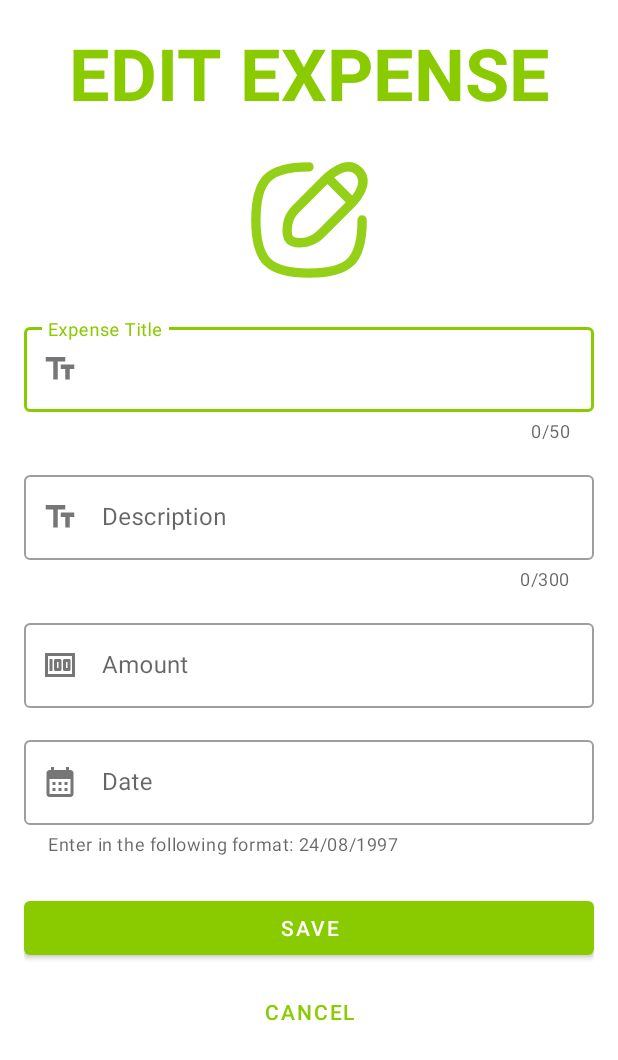
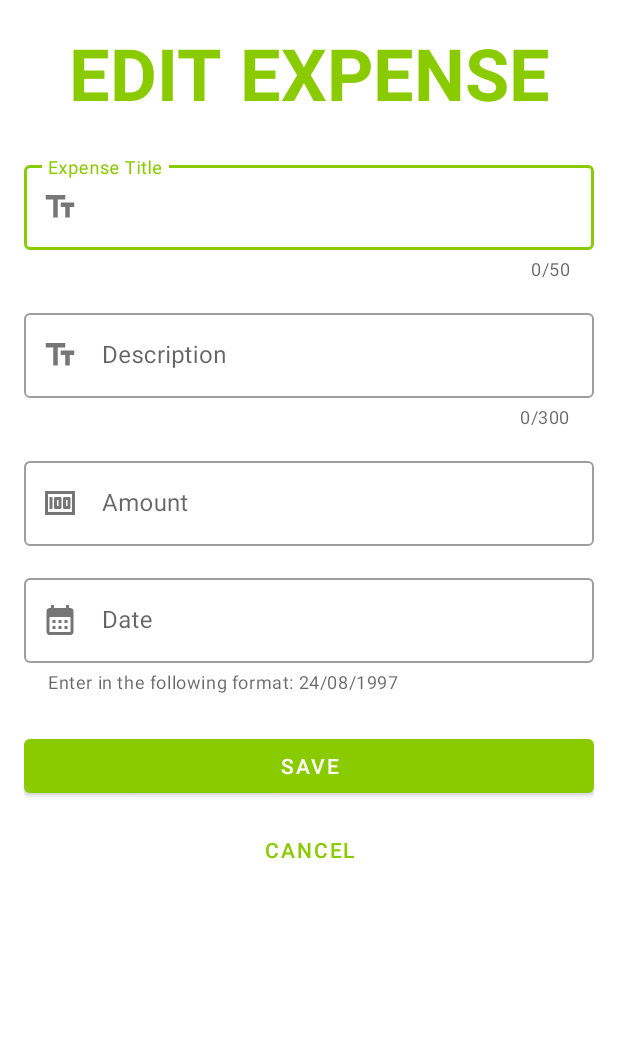
Before and after one commit to wuocdat/Money-Manager, an Android app: the layout fragment_edit.xml on its own in the app's theme, with its tools: preview values and no code run, on a phone screen of 412 x 824 dp. Shown: the top 1060 px of the screen. Run offline under Robolectric (Android 15) with nearby library versions, the phone set to English and light mode, and no system bars.

Commit message:
fix bug (can not go back on edit screen when navigate by dialog and fix bug on DetailActivity

```diff
--- a/app/src/main/java/com/wuocdat/moneymanager/View/Activity/DetailActivity.kt
+++ b/app/src/main/java/com/wuocdat/moneymanager/View/Activity/DetailActivity.kt
@@ -72,6 +72,7 @@ class DetailActivity : AppCompatActivity(), DetailInterface {
             intent.putExtra("id", expenseAdapter.getExpense(currentItemPos).id)
             intent.putExtra("edit_screen", true)
             startActivity(intent)
+            dialog.dismiss()
         }
         deleteLayout.setOnClickListener {
             val currentExpense = expenseAdapter.getExpense(currentItemPos)
--- a/app/src/main/res/layout/fragment_edit.xml
+++ b/app/src/main/res/layout/fragment_edit.xml
@@ -3,16 +3,24 @@
     xmlns:tools="http://schemas.android.com/tools"
     android:layout_width="match_parent"
     android:layout_height="match_parent"
+    tools:context="com.wuocdat.moneymanager.View.Fragment.EditFragment">
+
+    <ScrollView
+        android:layout_width="match_parent"
+        android:layout_height="match_parent" >
+        <LinearLayout
+            android:layout_width="match_parent"
+            android:layout_height="wrap_content"
             android:layout_gravity="center_horizontal"
             android:gravity="center_horizontal"
             android:orientation="vertical"
-    android:padding="16dp"
-    tools:context="com.wuocdat.moneymanager.View.Fragment.EditFragment">
+            android:padding="16dp">
 
             <TextView
                 android:id="@+id/textView9"
                 android:layout_width="match_parent"
                 android:layout_height="wrap_content"
+                android:layout_marginBottom="24dp"
                 android:text="@string/edit_expense"
                 android:textAlignment="center"
                 android:textAllCaps="true"
@@ -20,12 +28,6 @@
                 android:textSize="48sp"
                 android:textStyle="bold" />
 
-    <ImageView
-        android:id="@+id/imageView5"
-        android:layout_width="100dp"
-        android:layout_height="100dp"
-        android:layout_margin="16dp"
-        android:src="@drawable/ic_edit" />
 
             <com.google.android.material.textfield.TextInputLayout
                 style="@style/Widget.MaterialComponents.TextInputLayout.OutlinedBox"
@@ -115,3 +117,6 @@
                 android:text="@string/exit" />
 
         </LinearLayout>
+    </ScrollView>
+
+</LinearLayout>
```
Also changed, not shown: app/src/main/java/com/wuocdat/moneymanager/View/Fragment/EditFragment.kt (+9 -6 lines). Lines whose indentation alone changed are shown as unchanged.
